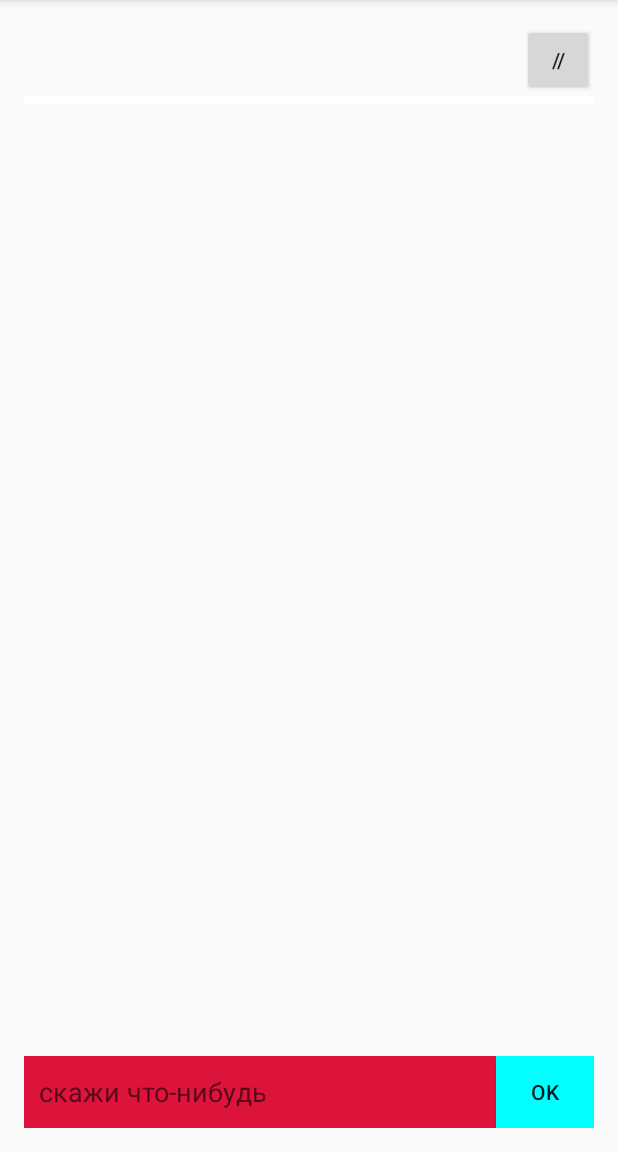
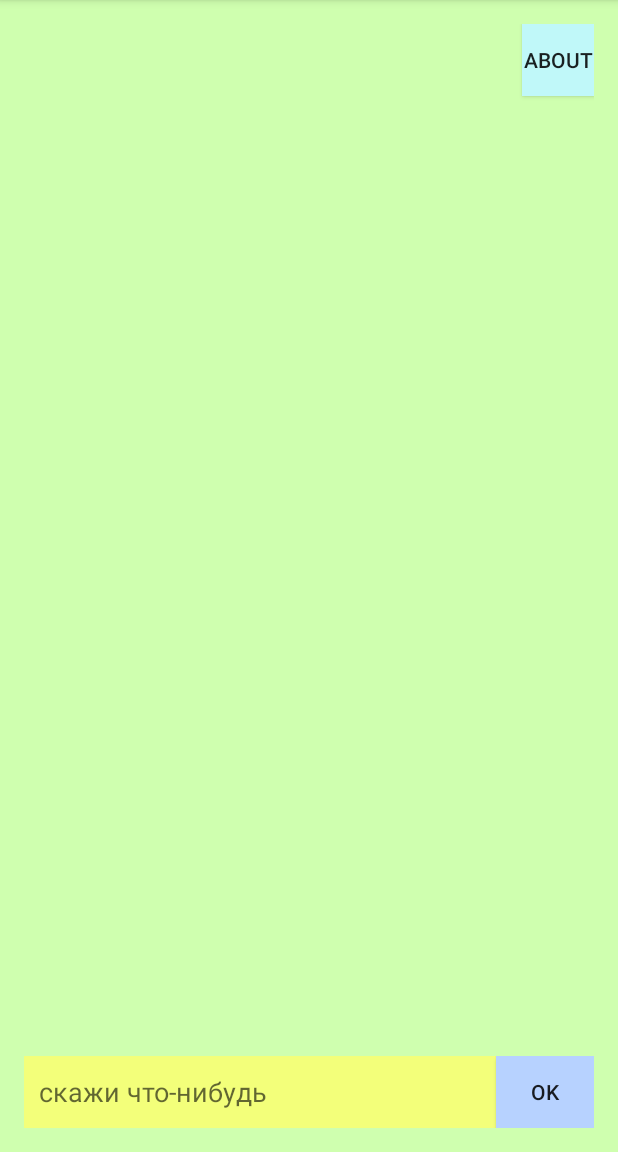
Before and after one commit to AppCampSiberia/ChatBot, an Android app: the screen it shows after launch (MainActivity), on a phone screen of 412 x 824 dp, the part 84-1236 px from its top. Run offline under Robolectric (Android 15) with nearby library versions, the phone set to English and light mode, and no system bars.

Commit message:
Иконка+цвета
уи
69ченобль

```diff
--- a/app/src/main/AndroidManifest.xml
+++ b/app/src/main/AndroidManifest.xml
@@ -4,7 +4,7 @@
 
     <application
         android:allowBackup="true"
-        android:icon="@mipmap/ic_launcher"
+        android:icon="@drawable/yarobot"
         android:label="@string/app_name"
         android:supportsRtl="true"
         android:theme="@style/AppTheme">
@@ -15,6 +15,7 @@
                 <category android:name="android.intent.category.LAUNCHER" />
             </intent-filter>
         </activity>
+        <activity android:name=".About"></activity>
     </application>
 
 </manifest>
--- a/app/src/main/res/layout/activity_main.xml
+++ b/app/src/main/res/layout/activity_main.xml
@@ -10,27 +10,31 @@
     tools:context="ru.appcampsiberia.chatbot.MainActivity"
     android:focusable="true"
     android:focusableInTouchMode="true"
-    android:weightSum="1">
+    android:weightSum="1"
+    android:background="#cfffaf">
 
 
     <LinearLayout
         android:orientation="vertical"
         android:layout_width="match_parent"
         android:layout_height="match_parent"
-        android:weightSum="1">
+        android:weightSum="1"
+        android:background="#CFFFAF">
 
         <Button
             style="?android:attr/buttonStyleSmall"
             android:layout_width="wrap_content"
             android:layout_height="wrap_content"
-            android:text="//"
+            android:text="about"
             android:id="@+id/button"
-            android:layout_gravity="right" />
+            android:layout_gravity="right"
+            android:background="#C0F8F9" />
 
         <LinearLayout
             android:orientation="horizontal"
             android:layout_width="wrap_content"
-            android:layout_height="wrap_content">
+            android:layout_height="wrap_content"
+            android:background="#C0F8F9">
 
         </LinearLayout>
 
@@ -46,7 +50,7 @@
                  android:layout_height="match_parent"
                  android:layout_weight="1"
                  android:id="@+id/mainLayout"
-                 android:background="#FFFFFF"
+                 android:background="#CFFFAF"
                 android:paddingBottom="5dp">
 
             </LinearLayout>
@@ -64,7 +68,7 @@
                 android:id="@+id/messageField"
                 android:allowUndo="true"
                 android:layout_weight="1"
-                android:background="#DC143C"
+                android:background="#f3ff7a"
                 android:hint="скажи что-нибудь"
                 android:paddingLeft="10dp" />
 
@@ -74,7 +78,7 @@
                 android:layout_height="wrap_content"
                 android:text="Ok"
                 android:id="@+id/submitxxx"
-                android:background="#00FFFF" />
+                android:background="#b7d2ff" />
 
         </LinearLayout>
 
```
Also changed, not shown: app/src/main/java/ru/appcampsiberia/chatbot/About.java (added, +13 -0 lines), app/src/main/res/layout/activity_about.xml (added, +99 -0 lines), app/src/main/res/drawable/yarobot.png.
